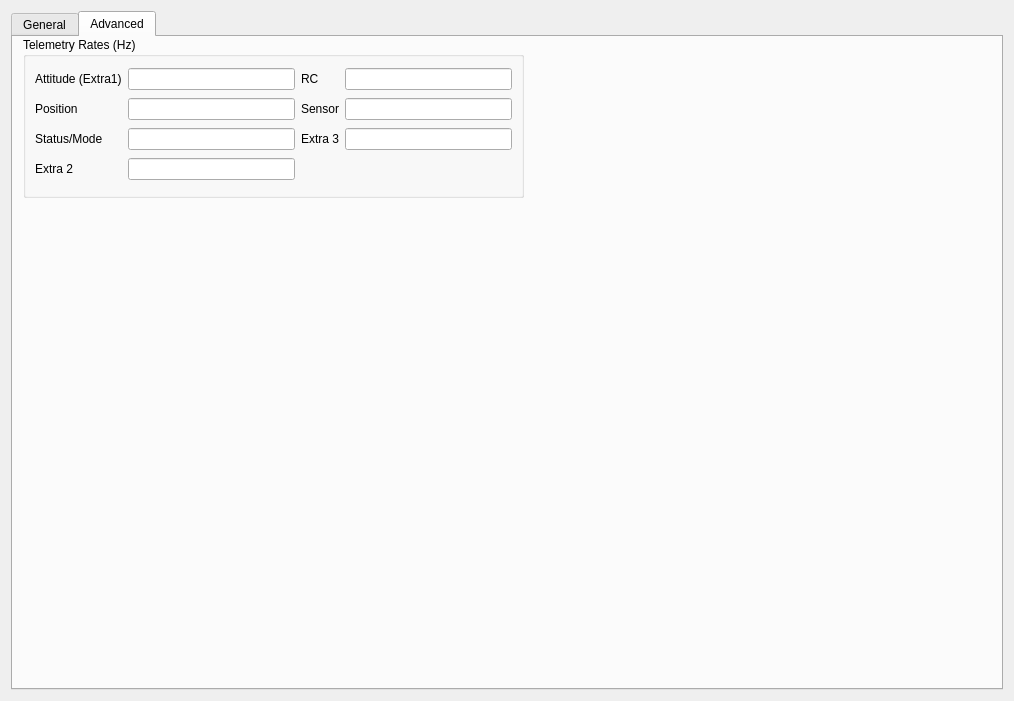
The window that src/ui/QGCSettingsWidget.ui (ArduPilot/apm_planner) describes before a commit, drawn with Qt 5.
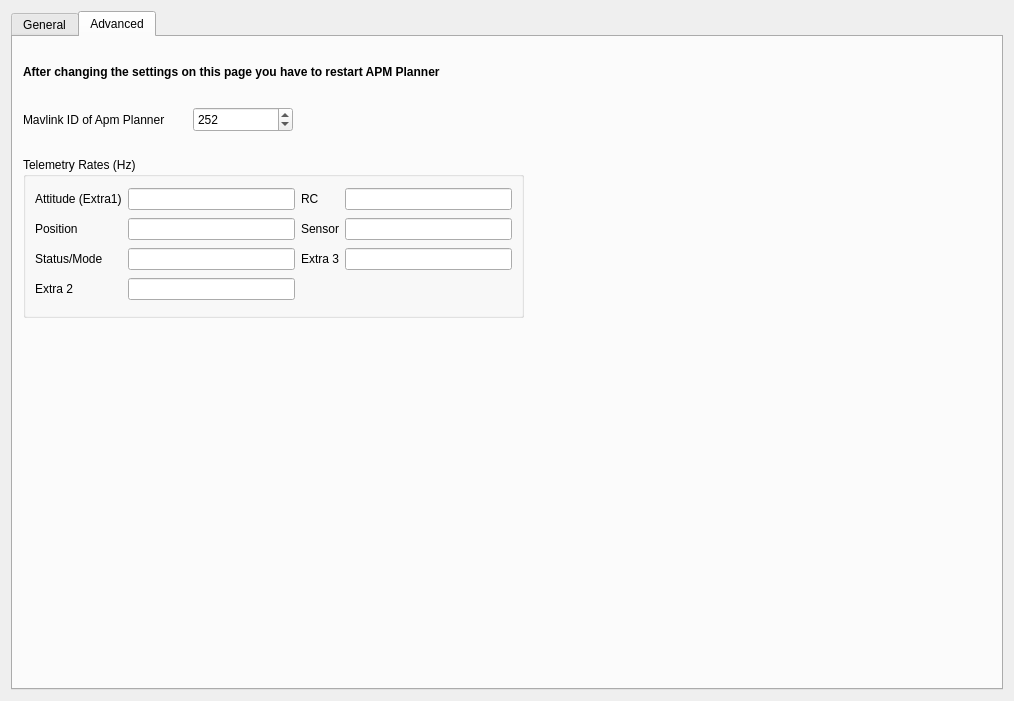
The same window after the commit. The open tabs and pages were chosen to show the change. Icons and pictures are not drawn.

Commit message: Comms: Allow changing the Mavlink ID of APM Planner in advanced config dialog. Fixes #1228

The edit to the form file:
```diff
--- a/src/ui/QGCSettingsWidget.ui
+++ b/src/ui/QGCSettingsWidget.ui
@@ -349,7 +349,7 @@
        <property name="geometry">
         <rect>
          <x>10</x>
-         <y>0</y>
+         <y>120</y>
          <width>501</width>
          <height>161</height>
         </rect>
@@ -434,6 +434,51 @@
         </item>
        </layout>
       </widget>
+      <widget class="QLabel" name="label_14">
+       <property name="geometry">
+        <rect>
+         <x>10</x>
+         <y>70</y>
+         <width>171</width>
+         <height>25</height>
+        </rect>
+       </property>
+       <property name="text">
+        <string>Mavlink ID of Apm Planner</string>
+       </property>
+      </widget>
+      <widget class="QSpinBox" name="MavlinkspinBox">
+       <property name="geometry">
+        <rect>
+         <x>180</x>
+         <y>70</y>
+         <width>100</width>
+         <height>25</height>
+        </rect>
+       </property>
+       <property name="minimum">
+        <number>1</number>
+       </property>
+       <property name="maximum">
+        <number>255</number>
+       </property>
+       <property name="value">
+        <number>252</number>
+       </property>
+      </widget>
+      <widget class="QLabel" name="label_29">
+       <property name="geometry">
+        <rect>
+         <x>10</x>
+         <y>20</y>
+         <width>511</width>
+         <height>31</height>
+        </rect>
+       </property>
+       <property name="text">
+        <string>&lt;html&gt;&lt;head/&gt;&lt;body&gt;&lt;p&gt;&lt;span style=&quot; font-weight:600;&quot;&gt;After changing the settings on this page you have to restart APM Planner&lt;/span&gt;&lt;/p&gt;&lt;/body&gt;&lt;/html&gt;</string>
+       </property>
+      </widget>
      </widget>
     </widget>
    </item>
```
The commit also changes 12 other files.
